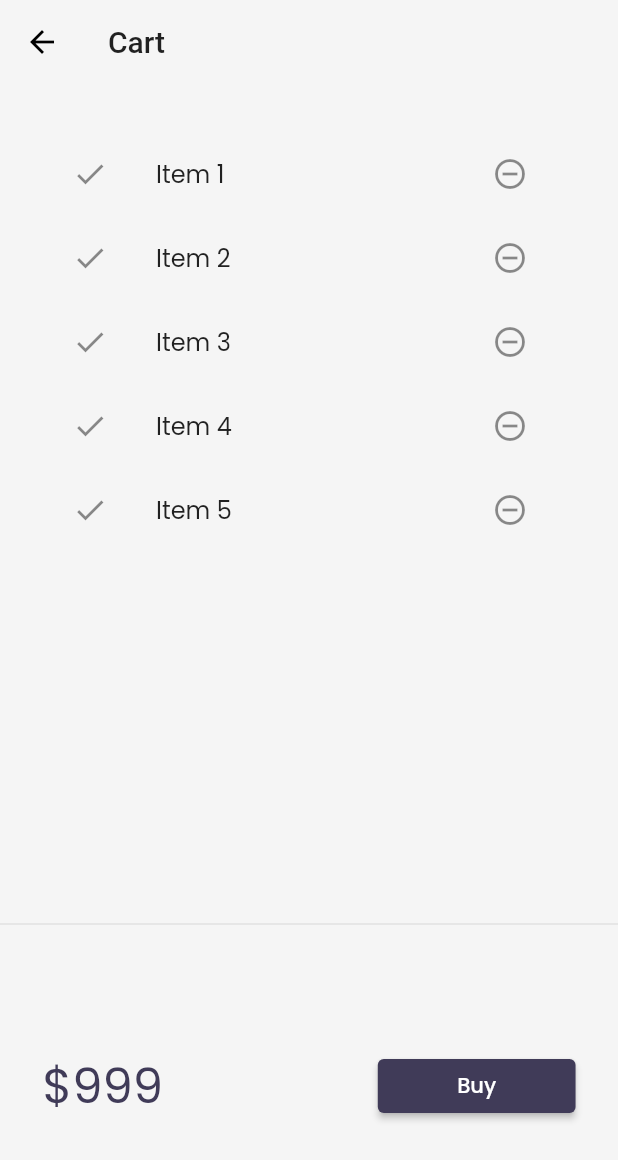
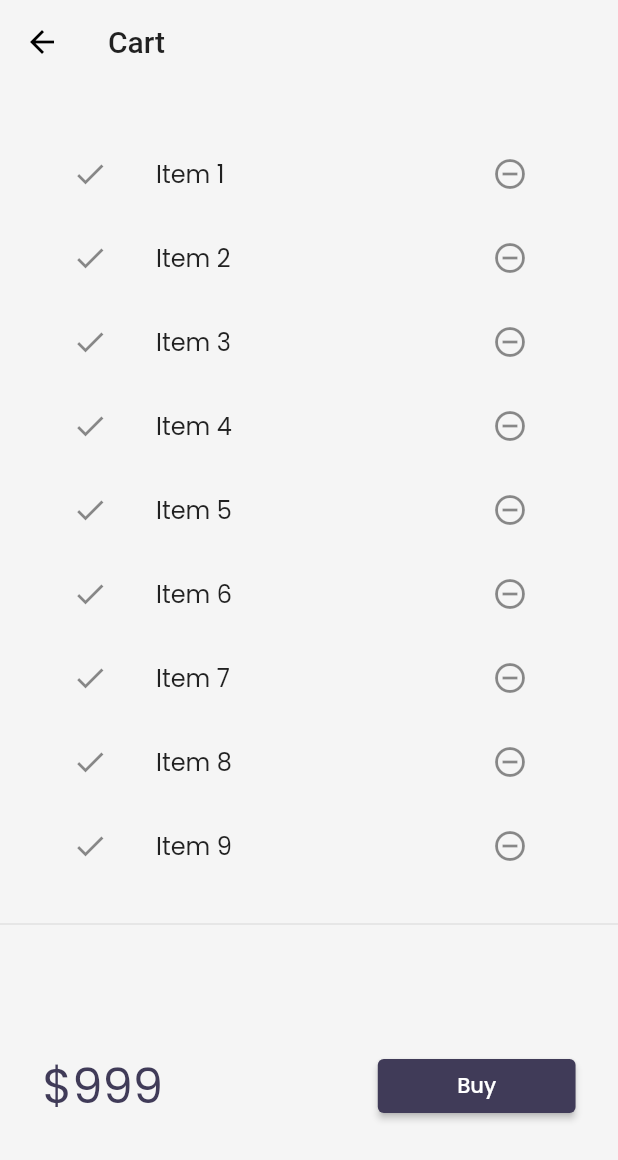
Before and after one commit to Rohit-Chandra-007/Tech-Market, a Flutter app: the CartPage screen opened by its route, after a tap on "Buy", on a phone screen of 412 x 824 dp. Shown: the top 1160 px of the screen. Run offline on Flutter 3.47's test engine with Material 2 defaults, Android fonts, the phone set to English and light mode, and no system bars; our stand-ins replace google_fonts, velocity_x; network calls fail.

Commit message:
Day 23 - ScaffoldMessenger | Cart Model | List fold

```diff
--- /dev/null
+++ b/lib/models/cart.dart
@@ -0,0 +1,32 @@
+import 'package:shopping_app/models/product_catalog.dart';
+
+class CarModel {
+  // catalog field
+  ProductModel? _productModel;
+
+  // Collection of ID's store ids of each item
+  final List<int> _itemIds = [];
+
+  ProductModel get catalog => _productModel!;
+
+  set catalog(ProductModel productModel) {
+    _productModel = productModel;
+  }
+
+  // get item in the cart
+  List<Item> get items =>
+      _itemIds.map((id) => _productModel!.getById(id)).toList();
+
+  // get total price
+
+  num get totalPrice =>
+      items.fold(0, (total, current) => totalPrice + current.price);
+
+  void add(Item item) {
+    _itemIds.add(item.id);
+  }
+
+  void remove(Item item) {
+    _itemIds.remove(item.id);
+  }
+}
--- a/lib/models/product_catalog.dart
+++ b/lib/models/product_catalog.dart
@@ -38,8 +38,8 @@ class ProductModel {
   static List<Item>? items;
 
   // get item by id
-  static Item getById(int id) =>
+  Item getById(int id) =>
       items!.firstWhere((element) => element.id == id, orElse: null);
   // get Item by position
-  static Item getByPosition(int pos) => items![pos];
+  Item getByPosition(int pos) => items![pos];
 }
--- a/lib/pages/cart_page.dart
+++ b/lib/pages/cart_page.dart
@@ -44,7 +44,14 @@ class CartTotal extends StatelessWidget {
             width: 30,
           ),
           ElevatedButton(
-            onPressed: () {},
+            onPressed: () {
+              ScaffoldMessenger.of(context).showSnackBar(
+                const SnackBar(
+                  duration: Duration(milliseconds: 500),
+                  content: Text('Buy not supported yet'),
+                ),
+              );
+            },
             style: ButtonStyle(
               backgroundColor: MaterialStateProperty.all(
                 context.theme.buttonColor,
@@ -71,7 +78,7 @@ class _CartListState extends State<CartList> {
   @override
   Widget build(BuildContext context) {
     return ListView.builder(
-        itemCount: 5,
+        itemCount: 10,
         itemBuilder: (context, index) {
           return ListTile(
             title: Text('Item ${index + 1}'),
--- a/lib/widgets/catalog_list.dart
+++ b/lib/widgets/catalog_list.dart
@@ -12,11 +12,11 @@ class CatalogList extends StatelessWidget {
     return ListView.builder(
       shrinkWrap: true,
       itemBuilder: (context, index) {
-        final productItem = ProductModel.getByPosition(index);
+        final productItem = ProductModel.items![index];
         return InkWell(
           onTap: () {
             Navigator.push(context, MaterialPageRoute(builder: (context) {
-              return ProductPage(productItem: ProductModel.getById(2));
+              return ProductPage(productItem: productItem);
             }));
           },
           child: CatalogItem(
```
